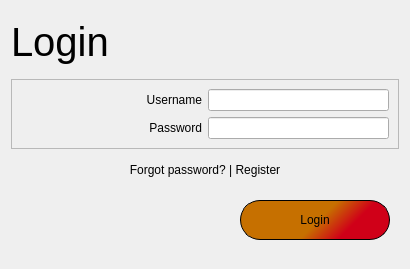
The window that MyCovidRecord/login.ui (gagabon501/cs106-2) describes before a commit, drawn with Qt 5.
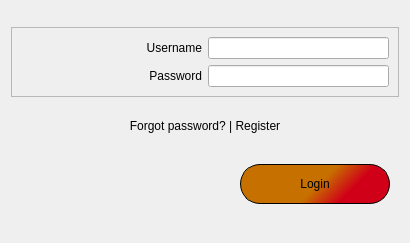
The same window after the commit.

```diff
--- a/MyCovidRecord/login.ui
+++ b/MyCovidRecord/login.ui
@@ -7,31 +7,13 @@
     <x>0</x>
     <y>0</y>
     <width>410</width>
-    <height>269</height>
+    <height>243</height>
    </rect>
   </property>
   <property name="windowTitle">
    <string>Login</string>
   </property>
   <layout class="QVBoxLayout" name="verticalLayout_2">
-   <item>
-    <widget class="QLabel" name="label">
-     <property name="sizePolicy">
-      <sizepolicy hsizetype="Preferred" vsizetype="Maximum">
-       <horstretch>0</horstretch>
-       <verstretch>0</verstretch>
-      </sizepolicy>
-     </property>
-     <property name="font">
-      <font>
-       <pointsize>30</pointsize>
-      </font>
-     </property>
-     <property name="text">
-      <string>Login</string>
-     </property>
-    </widget>
-   </item>
    <item>
     <widget class="QFrame" name="frame_2">
      <property name="sizePolicy">
@@ -103,6 +85,9 @@
             <verstretch>0</verstretch>
            </sizepolicy>
           </property>
+          <property name="echoMode">
+           <enum>QLineEdit::Password</enum>
+          </property>
          </widget>
         </item>
        </layout>
```
Left out of the diff: 3 changed lines with no effect on the pictures.
